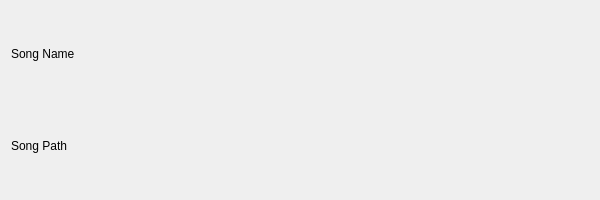
Nmstr/SoundDrive, file SoundDrive/Widgets/SongEntry/song_entry.ui: the form before one commit.
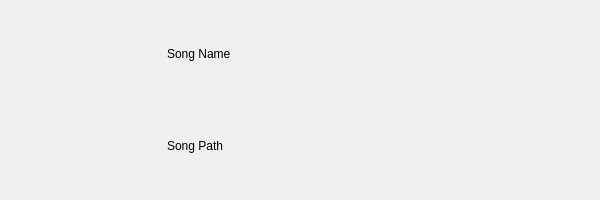
The form after the commit.

Commit message: songs in playlist now show image

Diff of the .ui file:
```diff
--- a/SoundDrive/Widgets/SongEntry/song_entry.ui
+++ b/SoundDrive/Widgets/SongEntry/song_entry.ui
@@ -16,21 +16,57 @@
   <property name="frameShape">
    <enum>QFrame::Shape::NoFrame</enum>
   </property>
-  <layout class="QVBoxLayout" name="verticalLayout">
-   <item>
-    <widget class="QLabel" name="name_label">
-     <property name="text">
-      <string>Song Name</string>
-     </property>
-    </widget>
-   </item>
-   <item>
+  <layout class="QGridLayout" name="gridLayout">
+   <item row="1" column="1">
     <widget class="QLabel" name="path_label">
      <property name="text">
       <string>Song Path</string>
      </property>
     </widget>
    </item>
+   <item row="0" column="1">
+    <widget class="QLabel" name="name_label">
+     <property name="text">
+      <string>Song Name</string>
+     </property>
+    </widget>
+   </item>
+   <item row="0" column="0" rowspan="2">
+    <widget class="QFrame" name="song_icon_container">
+     <property name="minimumSize">
+      <size>
+       <width>150</width>
+       <height>150</height>
+      </size>
+     </property>
+     <property name="maximumSize">
+      <size>
+       <width>150</width>
+       <height>150</height>
+      </size>
+     </property>
+     <property name="frameShape">
+      <enum>QFrame::Shape::NoFrame</enum>
+     </property>
+     <property name="frameShadow">
+      <enum>QFrame::Shadow::Raised</enum>
+     </property>
+     <layout class="QVBoxLayout" name="verticalLayout">
+      <property name="leftMargin">
+       <number>0</number>
+      </property>
+      <property name="topMargin">
+       <number>0</number>
+      </property>
+      <property name="rightMargin">
+       <number>0</number>
+      </property>
+      <property name="bottomMargin">
+       <number>0</number>
+      </property>
+     </layout>
+    </widget>
+   </item>
   </layout>
  </widget>
  <resources/>
```
The commit also changes 3 other files.
